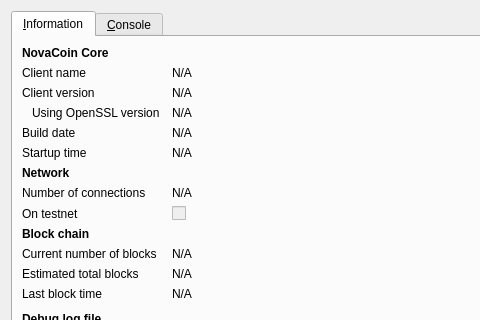
Old version of the form src/qt/forms/rpcconsole.ui in the repository Infernoman/Sembros-Next; both pictures show x 0 to 480 and y 0 to 320 of the 740 by 450 pixel window.
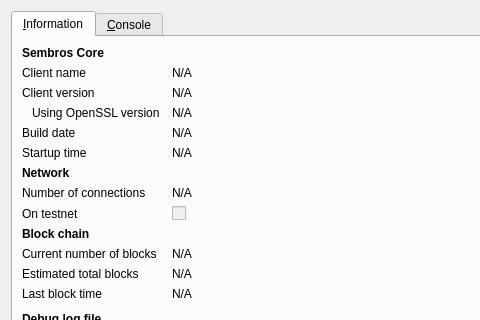
New version of the form. Icons and pictures are not drawn.

```diff
--- a/src/qt/forms/rpcconsole.ui
+++ b/src/qt/forms/rpcconsole.ui
@@ -36,7 +36,7 @@
           </font>
          </property>
          <property name="text">
-          <string>NovaCoin Core</string>
+          <string>Sembros Core</string>
          </property>
         </widget>
        </item>
```
Left out of the diff: 6 changed lines with no effect on the pictures.
